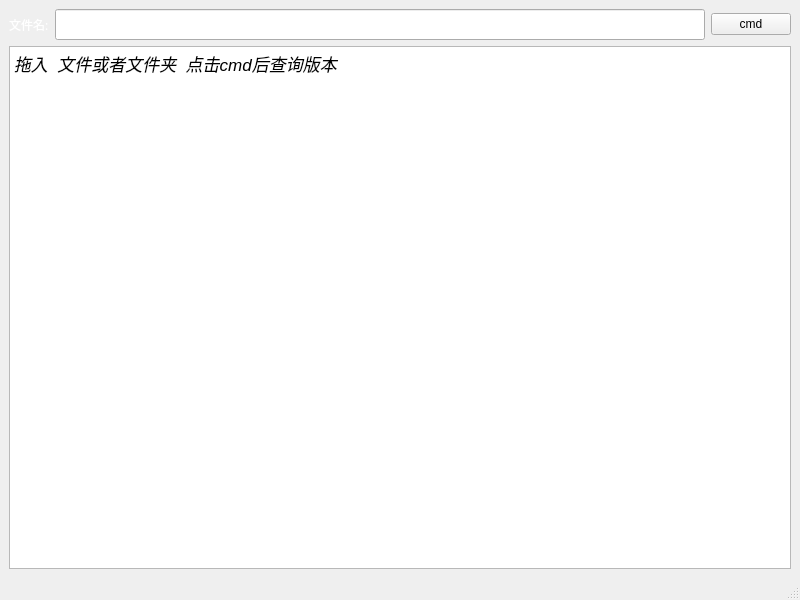
Above: masVersion/mainwindow.ui from ZhangDezhi/masVersion before the change. Below: the same form after it.
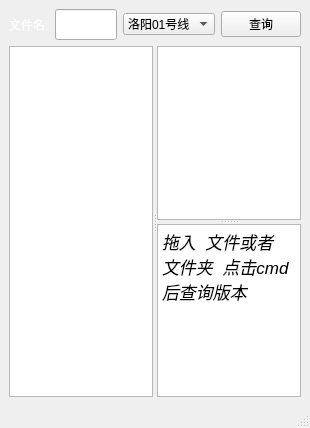
That is the form after the change. Icons and pictures are not drawn.

Commit message: 尝试查询svn功能开发临时备份

Patch:
```diff
--- a/masVersion/mainwindow.ui
+++ b/masVersion/mainwindow.ui
@@ -9,8 +9,8 @@
    <rect>
     <x>0</x>
     <y>0</y>
-    <width>800</width>
-    <height>600</height>
+    <width>310</width>
+    <height>428</height>
    </rect>
   </property>
   <property name="windowTitle">
@@ -54,21 +54,57 @@
      </widget>
     </item>
     <item row="0" column="2">
+     <widget class="QComboBox" name="comboBox">
+      <item>
+       <property name="text">
+        <string>洛阳01号线</string>
+       </property>
+      </item>
+      <item>
+       <property name="text">
+        <string>郑州04号线</string>
+       </property>
+      </item>
+      <item>
+       <property name="text">
+        <string>郑州03号线</string>
+       </property>
+      </item>
+      <item>
+       <property name="text">
+        <string>郑州14号线</string>
+       </property>
+      </item>
+     </widget>
+    </item>
+    <item row="0" column="3">
      <widget class="QPushButton" name="cmdButton">
       <property name="text">
-       <string>cmd</string>
+       <string>查询</string>
       </property>
      </widget>
     </item>
-    <item row="1" column="0" colspan="3">
-     <widget class="QTextEdit" name="textEdit">
-      <property name="html">
-       <string>&lt;!DOCTYPE HTML PUBLIC &quot;-//W3C//DTD HTML 4.0//EN&quot; &quot;http://www.w3.org/TR/REC-html40/strict.dtd&quot;&gt;
+    <item row="1" column="0" colspan="4">
+     <widget class="QSplitter" name="splitter_2">
+      <property name="orientation">
+       <enum>Qt::Horizontal</enum>
+      </property>
+      <widget class="QListWidget" name="listWidget"/>
+      <widget class="QSplitter" name="splitter">
+       <property name="orientation">
+        <enum>Qt::Vertical</enum>
+       </property>
+       <widget class="QTextEdit" name="textEdit_2"/>
+       <widget class="QTextEdit" name="textEdit">
+        <property name="html">
+         <string>&lt;!DOCTYPE HTML PUBLIC &quot;-//W3C//DTD HTML 4.0//EN&quot; &quot;http://www.w3.org/TR/REC-html40/strict.dtd&quot;&gt;
 &lt;html&gt;&lt;head&gt;&lt;meta name=&quot;qrichtext&quot; content=&quot;1&quot; /&gt;&lt;style type=&quot;text/css&quot;&gt;
 p, li { white-space: pre-wrap; }
 &lt;/style&gt;&lt;/head&gt;&lt;body style=&quot; font-family:'SimSun'; font-size:8.25pt; font-weight:400; font-style:normal;&quot;&gt;
 &lt;p style=&quot; margin-top:0px; margin-bottom:0px; margin-left:0px; margin-right:0px; -qt-block-indent:0; text-indent:0px;&quot;&gt;&lt;span style=&quot; font-family:'.SF NS Text'; font-size:13pt; font-style:italic;&quot;&gt;拖入  文件或者文件夹  点击cmd后查询版本&lt;/span&gt;&lt;/p&gt;&lt;/body&gt;&lt;/html&gt;</string>
-      </property>
+        </property>
+       </widget>
+      </widget>
      </widget>
     </item>
    </layout>
```
Left out of the diff: 2 changed lines with no effect on the pictures. The commit also changes 8 other files.
